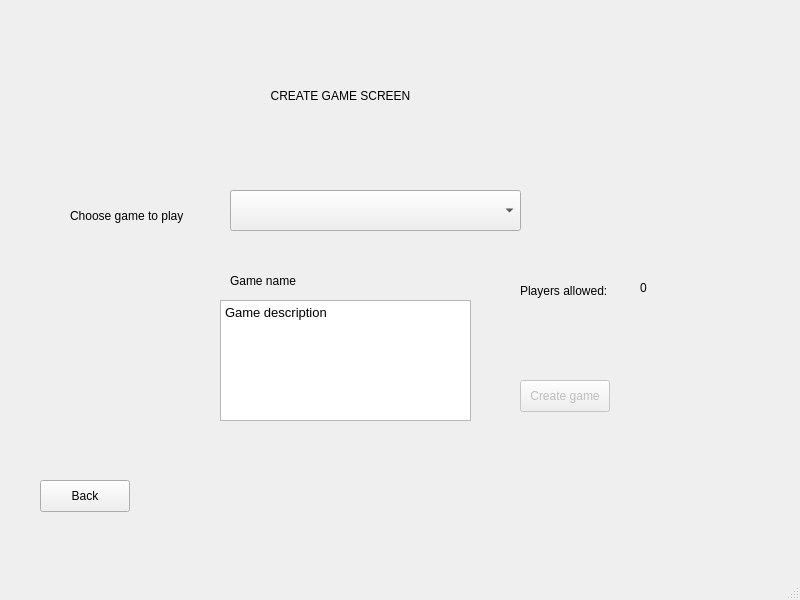
The window that client/views/creategameview.ui (cavoke-project/cavoke) describes before a commit, drawn with Qt 5.
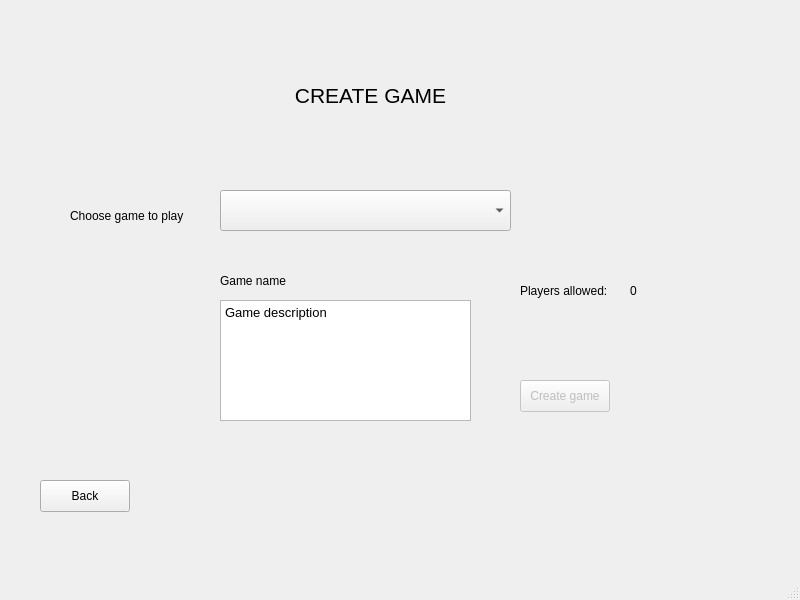
The same window after the commit.

Commit message: Massive update/destruction of everything, but now you can createGame and even make the first move

The edit to the form file:
```diff
--- a/client/views/creategameview.ui
+++ b/client/views/creategameview.ui
@@ -30,14 +30,19 @@
    <widget class="QLabel" name="label">
     <property name="geometry">
      <rect>
-      <x>250</x>
+      <x>280</x>
       <y>60</y>
       <width>181</width>
       <height>71</height>
      </rect>
     </property>
+    <property name="font">
+     <font>
+      <pointsize>16</pointsize>
+     </font>
+    </property>
     <property name="text">
-     <string>CREATE GAME SCREEN</string>
+     <string>CREATE GAME</string>
     </property>
     <property name="scaledContents">
      <bool>false</bool>
@@ -49,7 +54,7 @@
    <widget class="QComboBox" name="gamesListComboBox">
     <property name="geometry">
      <rect>
-      <x>230</x>
+      <x>220</x>
       <y>190</y>
       <width>291</width>
       <height>41</height>
@@ -72,9 +77,9 @@
    <widget class="QLabel" name="gameNameLabel">
     <property name="geometry">
      <rect>
-      <x>230</x>
+      <x>220</x>
       <y>270</y>
-      <width>111</width>
+      <width>251</width>
       <height>21</height>
      </rect>
     </property>
@@ -115,10 +120,10 @@
    <widget class="QLabel" name="playersAmountLabel">
     <property name="geometry">
      <rect>
-      <x>640</x>
+      <x>630</x>
       <y>280</y>
       <width>57</width>
-      <height>16</height>
+      <height>21</height>
      </rect>
     </property>
     <property name="text">
```
Left out of the diff: 8 changed lines with no effect on the pictures. The commit also changes 17 other files.
